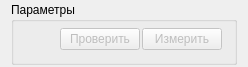
Old version of the form measurewidget.ui in the repository igrekus/demod_measure.
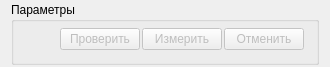
New version of the form.

Commit message: WIP: add cancel button

Patch:
```diff
--- a/measurewidget.ui
+++ b/measurewidget.ui
@@ -6,8 +6,8 @@
    <rect>
     <x>0</x>
     <y>0</y>
-    <width>243</width>
-    <height>62</height>
+    <width>321</width>
+    <height>64</height>
    </rect>
   </property>
   <property name="windowTitle">
@@ -94,6 +94,16 @@
           </property>
          </widget>
         </item>
+        <item>
+         <widget class="QPushButton" name="btnCancel">
+          <property name="enabled">
+           <bool>false</bool>
+          </property>
+          <property name="text">
+           <string>Отменить</string>
+          </property>
+         </widget>
+        </item>
        </layout>
       </item>
      </layout>
```
The commit also changes 1 other file.
